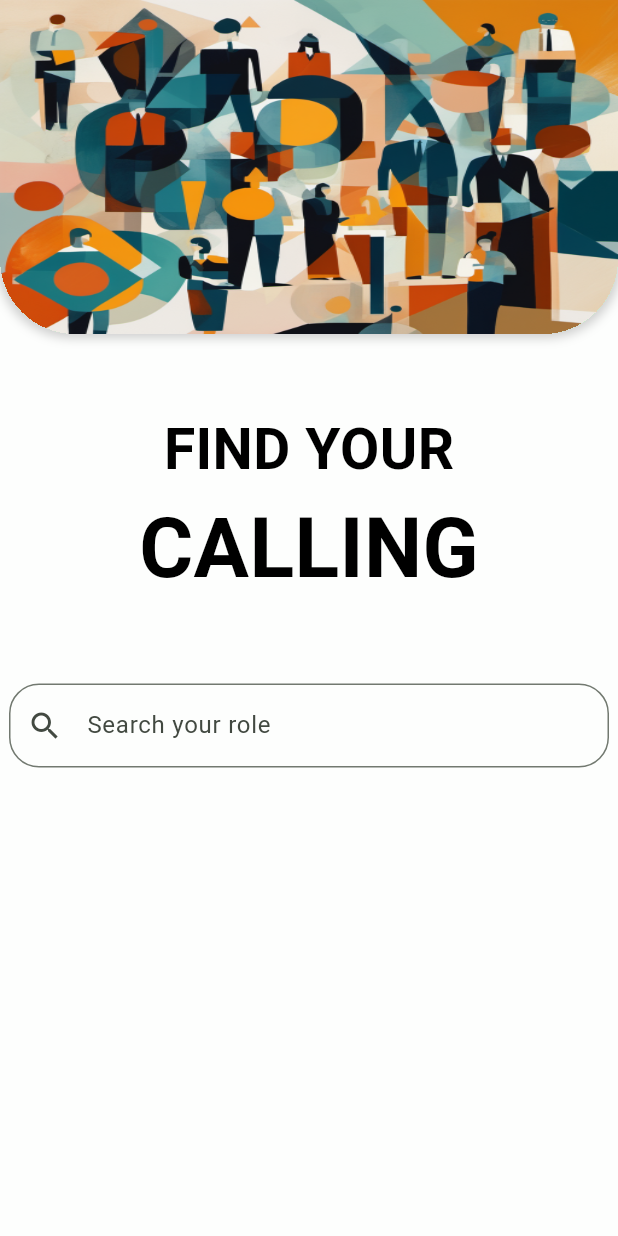
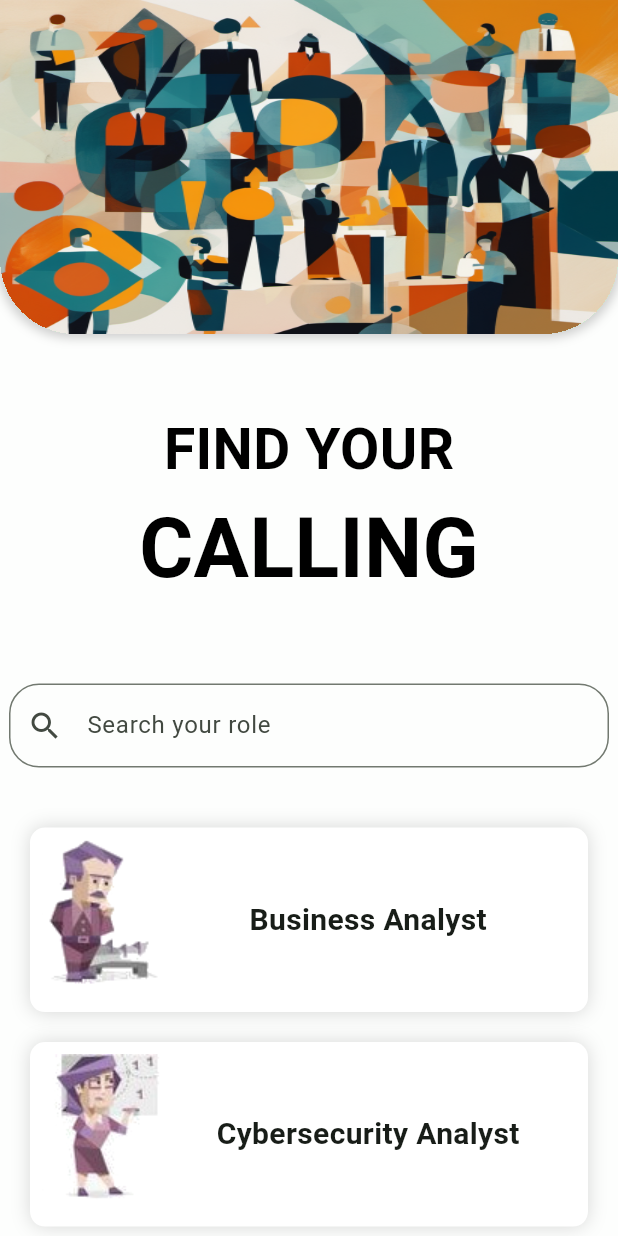
Before and after one commit to C-k-87/g4c, a Flutter app: the JobRoleMain screen opened directly, on a phone screen of 412 x 824 dp. Run offline on Flutter 3.47's test engine with Material 3 defaults, Android fonts, the phone set to English and light mode, and no system bars; our stand-ins replace flutter_spinkit.

Commit message:
Added Job Roles list with samples, JSON functional Added sample images for job roles  Changes to be committed: 	new file:   asset_lib/images/roleimages/ba.jpg 	new file:   asset_lib/images/roleimages/ba.png 	new file:   asset_lib/images/roleimages/ca.jpg 	new file:   asset_lib/images/roleimages/ca.png 	new file:   asset_lib/images/roleimages/ds.jpg 	new file:   asset_lib/images/roleimages/ds.png 	new file:   asset_lib/images/roleimages/sa.jpg 	new file:   asset_lib/images/roleimages/sa.png 	new file:   asset_lib/json/sample.json 	modified:   lib/job_role_main.dart 	modified:   lib/main.dart 	modified:   pubspec.yaml

```diff
--- /dev/null
+++ b/asset_lib/json/sample.json
@@ -0,0 +1,28 @@
+{
+    "roles": [
+        {
+            "id":"j1",
+            "image":"ba.png",
+            "name":"Business Analyst",
+            "description":"Business analysts (BA) help to define business problems via in-depth investigation and gathering of technical and non-technical information.The role of a business analyst is to understand the business requirements, integrate them with technology, and act as the bridge between various stakeholders."
+        },
+        {
+            "id":"j2",
+            "image":"ca.png",
+            "name":"Cybersecurity Analyst",
+            "description":"A Cybersecurity Analyst is a professional responsible for protecting an organization's computer systems and networks from cyber threats. Their role involves monitoring, analyzing, and responding to security incidents to ensure the confidentiality, integrity, and availability of information assets."
+        },
+        {
+            "id":"j3",
+            "image":"sa.png",
+            "name":"Systems Analyst",
+            "description":"A system analyst is a professional who analyzes, designs, and implements information systems to meet the specific needs of an organization. They evaluate current systems, identify areas for improvement, and create solutions that enhance efficiency and effectiveness. System analysts bridge the gap between business requirements and technology, ensuring that IT solutions align with organizational goals."
+        },
+        {
+            "id":"j4",
+            "image":"ds.png",
+            "name":"Data Scientist",
+            "description":"A Data Scientist is a professional who uses scientific methods, processes, algorithms, and systems to extract insights and knowledge from structured and unstructured data. Data scientists analyze and interpret complex datasets to inform business decision-making, solve problems, and discover patterns and trends. Their work involves a combination of skills from statistics, mathematics, computer science, and domain-specific knowledge."
+        }
+    ]
+}
--- a/lib/job_role_main.dart
+++ b/lib/job_role_main.dart
@@ -1,4 +1,7 @@
+import 'dart:convert';
+
 import 'package:flutter/material.dart';
+import 'package:flutter/services.dart';
 import 'asset_widgets.dart';
 
 class JobRoleMain extends StatelessWidget {
@@ -7,7 +10,8 @@ class JobRoleMain extends StatelessWidget {
   @override
   Widget build(BuildContext context) {
     return Scaffold(
-      backgroundColor: const Color.fromARGB(255, 253, 254, 253), // Use 'color' instead of 'backgroundColor'
+      backgroundColor: const Color.fromARGB(
+          255, 253, 254, 253), // Use 'color' instead of 'backgroundColor'
       body: ListView(
         children: [
           const TopCard(
@@ -48,6 +52,9 @@ class JobRoleMain extends StatelessWidget {
                   print(text);
                 },
               ),
+              const SizedBox(height: 30.0),
+              const JobRoleList(),
+              const SizedBox(height: 20.0),
             ],
           ),
         ],
@@ -55,3 +62,81 @@ class JobRoleMain extends StatelessWidget {
     );
   }
 }
+
+class JobRoleList extends StatefulWidget {
+  const JobRoleList({super.key});
+
+  @override
+  State<JobRoleList> createState() => _JobRoleListState();
+}
+
+class _JobRoleListState extends State<JobRoleList> {
+  List rolesList = [];
+
+  Future<void> readFile() async {
+    final String resp =
+        await rootBundle.loadString('asset_lib/json/sample.json');
+    final data = await jsonDecode(resp);
+
+    setState(() {
+      rolesList = data["roles"];
+    });
+  }
+
+  @override
+  Widget build(BuildContext context) {
+    readFile();
+    return Column(
+      children: createRolesList(rolesList),
+    );
+  }
+}
+
+List<Widget> createRolesList(List roles) {
+  List<Widget> rolesList = [];
+  for (var role in roles) {
+    rolesList.add(
+      InkWell(
+        onTap: () {
+          print(role["image"]);
+        },
+        child: Container(
+          margin: const EdgeInsets.symmetric(
+            vertical: 10.0,
+            horizontal: 20.0,
+          ),
+          padding: const EdgeInsets.all(8.0),
+          decoration: BoxDecoration(
+              borderRadius: BorderRadius.circular(10.0),
+              color: Colors.white,
+              boxShadow: [
+                BoxShadow(
+                  color: Colors.grey.withOpacity(0.4),
+                  blurRadius: 10.0,
+                  offset: Offset.zero,
+                )
+              ]),
+          child: Row(
+            children: [
+              Image(
+                image:
+                    AssetImage('asset_lib/images/roleimages/${role["image"]}'),
+              ),
+              Expanded(
+                child: Text(
+                  role["name"],
+                  textAlign: TextAlign.center,
+                  style: const TextStyle(
+                    fontSize: 20.0,
+                    fontWeight: FontWeight.w600,
+                  ),
+                ),
+              )
+            ],
+          ),
+        ),
+      ),
+    );
+  }
+  return rolesList;
+}
--- a/lib/main.dart
+++ b/lib/main.dart
@@ -1,4 +1,5 @@
 import 'package:flutter/material.dart';
+import 'package:g4c/job_role_main.dart';
 import 'package:g4c/login.dart';
 import 'g4c_drawer.dart';
 
@@ -17,7 +18,7 @@ class MyApp extends StatelessWidget {
         colorScheme: ColorScheme.fromSeed(seedColor: Colors.green.shade200),
         useMaterial3: true,
       ),
-      home: const G4CRunner(),
+      home: const JobRoleMain(),
     );
   }
 }
--- a/pubspec.yaml
+++ b/pubspec.yaml
@@ -63,6 +63,8 @@ flutter:
   # To add assets to your application, add an assets section, like this:
   assets:
     - asset_lib/images/
+    - asset_lib/images/roleimages/
+    - asset_lib/json/
   # An image asset can refer to one or more resolution-specific "variants", see
   # https://flutter.dev/assets-and-images/#resolution-aware
 
```
Also changed, not shown: asset_lib/images/roleimages/ba.jpg (added), asset_lib/images/roleimages/ba.png (added), asset_lib/images/roleimages/ca.jpg (added), asset_lib/images/roleimages/ca.png (added), asset_lib/images/roleimages/ds.jpg (added), asset_lib/images/roleimages/ds.png (added), asset_lib/images/roleimages/sa.jpg (added), asset_lib/images/roleimages/sa.png (added).
